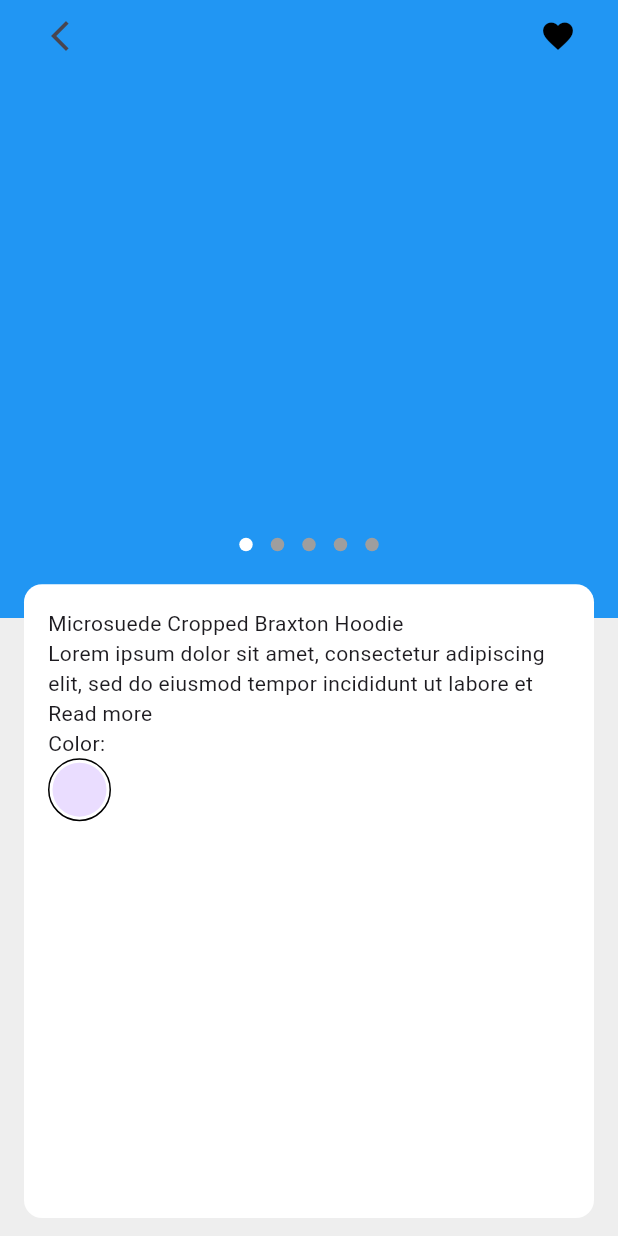
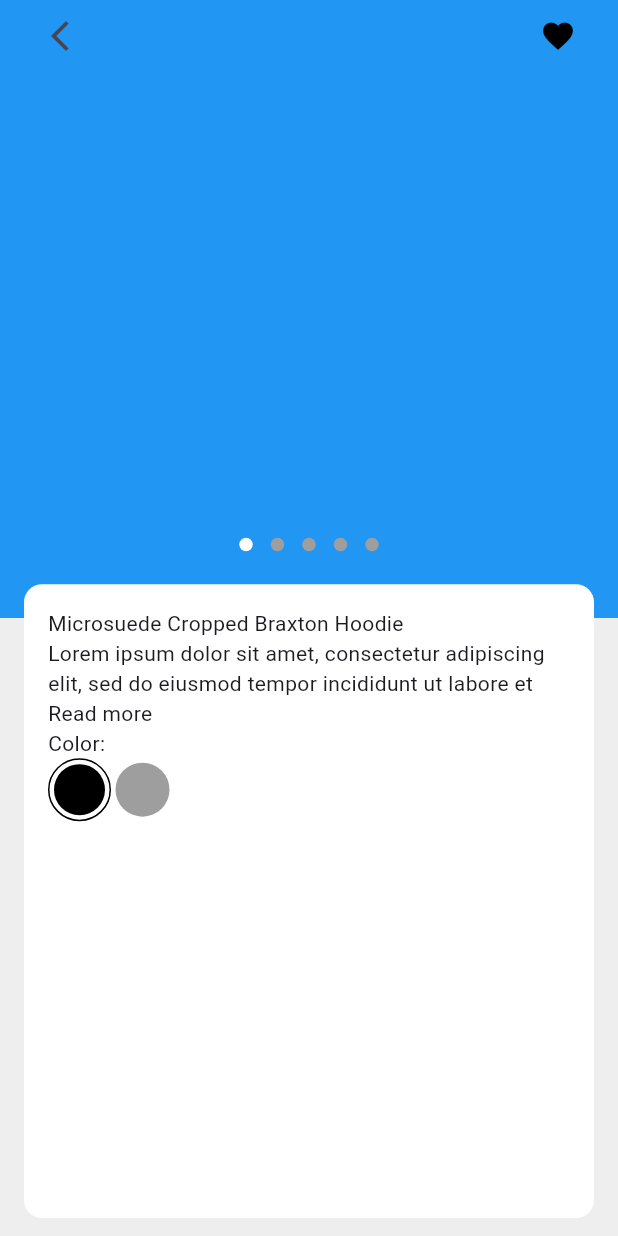
Before and after one commit to JAICHANGPARK/flutter_notebook_chapter_49, a Flutter app: the ECommerceDetailPage screen opened directly, on a phone screen of 412 x 824 dp. Run offline on Flutter 3.47's test engine with Material 3 defaults, Android fonts, the phone set to English and light mode, and no system bars; drawn by our look-alikes of dots_indicator; our stand-ins replace gap, google_fonts.

Commit message:
Update e_commerce_detail_page.dart

```diff
--- a/lib/ep2451_e_commerce_app/ui/e_commerce_detail_page.dart
+++ b/lib/ep2451_e_commerce_app/ui/e_commerce_detail_page.dart
@@ -95,8 +95,34 @@ class _ECommerceDetailPageState extends State<ECommerceDetailPage> {
                                 shape: BoxShape.circle,
                                 border: Border.all(),
                               ),
-                              padding: .all(2),
-                              child: CircleAvatar(),
+                              padding: .all(3),
+                              child: CircleAvatar(
+                                backgroundColor: Colors.black,
+                              ),
+                            ),
+                            Container(
+                              height: 42,
+                              width: 42,
+                              decoration: BoxDecoration(
+                                shape: BoxShape.circle,
+                                // border: Border.all(),
+                              ),
+                              padding: .all(3),
+                              child: CircleAvatar(
+                                backgroundColor: Colors.grey,
+                              ),
+                            ),
+                            Container(
+                              height: 42,
+                              width: 42,
+                              decoration: BoxDecoration(
+                                shape: BoxShape.circle,
+                                // border: Border.all(),
+                              ),
+                              padding: .all(3),
+                              child: CircleAvatar(
+                                backgroundColor: Colors.white,
+                              ),
                             ),
                           ],
                         ),
```
